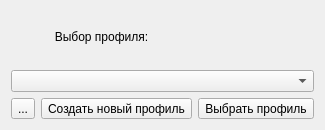
The window that userdialog.ui (mikhailKhmel/database_viewer) describes before a commit, drawn with Qt 5.
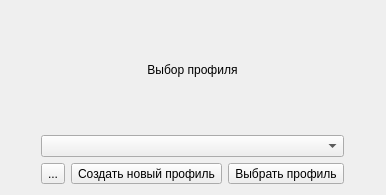
The same window after the commit. Icons and pictures are not drawn.

```diff
--- a/userdialog.ui
+++ b/userdialog.ui
@@ -6,8 +6,8 @@
             <rect>
                 <x>0</x>
                 <y>0</y>
-                <width>207</width>
-                <height>130</height>
+    <width>386</width>
+    <height>195</height>
             </rect>
         </property>
         <property name="sizePolicy">
@@ -22,8 +22,58 @@
         <property name="styleSheet">
             <string notr="true"/>
         </property>
+  <layout class="QGridLayout" name="gridLayout_2">
+   <item row="0" column="0">
         <layout class="QGridLayout" name="gridLayout">
-            <item row="2" column="1">
+     <item row="0" column="0">
+      <widget class="QLabel" name="label">
+       <property name="text">
+        <string>&lt;html&gt;&lt;head/&gt;&lt;body&gt;&lt;p align=&quot;center&quot;&gt;Выбор профиля&lt;/p&gt;&lt;/body&gt;&lt;/html&gt;</string>
+       </property>
+       <property name="textFormat">
+        <enum>Qt::AutoText</enum>
+       </property>
+       <property name="scaledContents">
+        <bool>false</bool>
+       </property>
+       <property name="wordWrap">
+        <bool>false</bool>
+       </property>
+      </widget>
+     </item>
+     <item row="1" column="0">
+      <widget class="QComboBox" name="comboBox">
+       <property name="toolTip">
+        <string>&lt;html&gt;&lt;head/&gt;&lt;body&gt;&lt;p&gt;Выбор профиля&lt;/p&gt;&lt;/body&gt;&lt;/html&gt;</string>
+       </property>
+       <property name="styleSheet">
+        <string notr="true"/>
+       </property>
+      </widget>
+     </item>
+     <item row="2" column="0">
+      <layout class="QHBoxLayout" name="horizontalLayout">
+       <item>
+        <widget class="QToolButton" name="toolButton_3">
+         <property name="toolTip">
+          <string>&lt;html&gt;&lt;head/&gt;&lt;body&gt;&lt;p&gt;Закрыть программу&lt;/p&gt;&lt;/body&gt;&lt;/html&gt;</string>
+         </property>
+         <property name="text">
+          <string>...</string>
+         </property>
+         <property name="icon">
+          <iconset resource="qrc.qrc">
+           <normaloff>:/src/icons8-close-window-32.png</normaloff>:/src/icons8-close-window-32.png</iconset>
+         </property>
+         <property name="iconSize">
+          <size>
+           <width>50</width>
+           <height>50</height>
+          </size>
+         </property>
+        </widget>
+       </item>
+       <item>
                 <widget class="QToolButton" name="toolButton">
                     <property name="toolTip">
                         <string>&lt;html&gt;&lt;head/&gt;&lt;body&gt;&lt;p&gt;Создать новый профиль&lt;/p&gt;&lt;/body&gt;&lt;/html&gt;</string>
@@ -47,7 +97,7 @@
                     </property>
                 </widget>
             </item>
-            <item row="2" column="2">
+       <item>
                 <widget class="QToolButton" name="toolButton_2">
                     <property name="toolTip">
                         <string>
@@ -76,52 +126,9 @@
                     </property>
                 </widget>
             </item>
-            <item row="2" column="0">
-                <widget class="QToolButton" name="toolButton_3">
-                    <property name="toolTip">
-                        <string>&lt;html&gt;&lt;head/&gt;&lt;body&gt;&lt;p&gt;Закрыть программу&lt;/p&gt;&lt;/body&gt;&lt;/html&gt;</string>
-                    </property>
-                    <property name="text">
-                        <string>...</string>
-                    </property>
-                    <property name="icon">
-                        <iconset resource="qrc.qrc">
-                            <normaloff>:/src/icons8-close-window-32.png</normaloff>:/src/icons8-close-window-32.png
-                        </iconset>
-                    </property>
-                    <property name="iconSize">
-                        <size>
-                            <width>50</width>
-                            <height>50</height>
-                        </size>
-                    </property>
-                </widget>
-            </item>
-            <item row="1" column="0" colspan="3">
-                <widget class="QComboBox" name="comboBox">
-                    <property name="toolTip">
-                        <string>&lt;html&gt;&lt;head/&gt;&lt;body&gt;&lt;p&gt;Выбор профиля&lt;/p&gt;&lt;/body&gt;&lt;/html&gt;</string>
-                    </property>
-                    <property name="styleSheet">
-                        <string notr="true"/>
-                    </property>
-                </widget>
-            </item>
-            <item row="0" column="0" colspan="2">
-                <widget class="QLabel" name="label">
-                    <property name="text">
-                        <string>&lt;html&gt;&lt;head/&gt;&lt;body&gt;&lt;p align=&quot;center&quot;&gt;Выбор профиля:&lt;/p&gt;&lt;/body&gt;&lt;/html&gt;</string>
-                    </property>
-                    <property name="textFormat">
-                        <enum>Qt::AutoText</enum>
-                    </property>
-                    <property name="scaledContents">
-                        <bool>false</bool>
-                    </property>
-                    <property name="wordWrap">
-                        <bool>false</bool>
-                    </property>
-                </widget>
+      </layout>
+     </item>
+    </layout>
             </item>
         </layout>
     </widget>
```
Left out of the diff: 6 changed lines with no effect on the pictures. Lines whose indentation alone changed are shown as unchanged.
